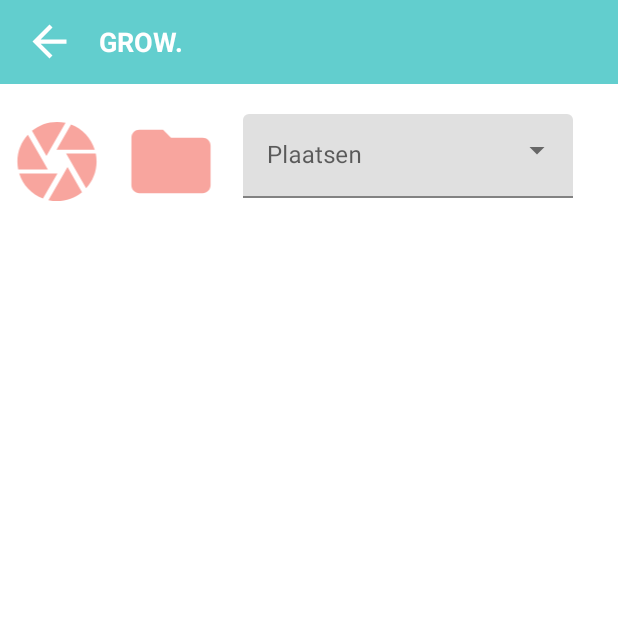
After one commit to HoGent-Projecten3/projecten3-2021-android-f4_1, an Android app: the fragment addPhotoFragment shown on its own in the app's theme, on a phone screen of 412 x 824 dp, the top half of it. The commit adds this screen. Run offline under Robolectric (Android 15) with nearby library versions, the phone set to English and light mode, and no system bars; our stand-ins replace data binding.

Commit message:
rebase sprint4

```diff
--- /dev/null
+++ b/app/src/main/java/com/example/faithandroid/addPhotoFragment.kt
@@ -0,0 +1,31 @@
+package com.example.faithandroid
+
+import android.os.Bundle
+import android.view.LayoutInflater
+import android.view.View
+import android.view.ViewGroup
+import androidx.databinding.DataBindingUtil
+import androidx.fragment.app.Fragment
+import com.example.faithandroid.databinding.AddPhotoBinding
+import com.example.faithandroid.databinding.BulletinboardBinding
+import com.example.faithandroid.databinding.CinemaBinding
+
+class addPhotoFragment: Fragment() {
+
+    override fun onCreate(savedInstanceState: Bundle?) {
+        super.onCreate(savedInstanceState)
+    }
+
+    override fun onCreateView(
+        inflater: LayoutInflater, container: ViewGroup?,
+        savedInstanceState: Bundle?
+    ): View? {
+        val binding = DataBindingUtil.inflate<AddPhotoBinding>(
+            inflater,
+            R.layout.add_photo,
+            container,
+            false
+        );
+        return binding.root
+    }
+}
--- /dev/null
+++ b/app/src/main/res/drawable/ic_camera.xml
@@ -0,0 +1,5 @@
+<vector android:height="24dp" android:tint="#F8A59E"
+    android:viewportHeight="24" android:viewportWidth="24"
+    android:width="24dp" xmlns:android="http://schemas.android.com/apk/res/android">
+    <path android:fillColor="@android:color/white" android:pathData="M9.4,10.5l4.77,-8.26C13.47,2.09 12.75,2 12,2c-2.4,0 -4.6,0.85 -6.32,2.25l3.66,6.35 0.06,-0.1zM21.54,9c-0.92,-2.92 -3.15,-5.26 -6,-6.34L11.88,9h9.66zM21.8,10h-7.49l0.29,0.5 4.76,8.25C21,16.97 22,14.61 22,12c0,-0.69 -0.07,-1.35 -0.2,-2zM8.54,12l-3.9,-6.75C3.01,7.03 2,9.39 2,12c0,0.69 0.07,1.35 0.2,2h7.49l-1.15,-2zM2.46,15c0.92,2.92 3.15,5.26 6,6.34L12.12,15L2.46,15zM13.73,15l-3.9,6.76c0.7,0.15 1.42,0.24 2.17,0.24 2.4,0 4.6,-0.85 6.32,-2.25l-3.66,-6.35 -0.93,1.6z"/>
+</vector>
--- /dev/null
+++ b/app/src/main/res/drawable/ic_folder.xml
@@ -0,0 +1,5 @@
+<vector android:height="24dp" android:tint="#F8A59E"
+    android:viewportHeight="24" android:viewportWidth="24"
+    android:width="24dp" xmlns:android="http://schemas.android.com/apk/res/android">
+    <path android:fillColor="@android:color/white" android:pathData="M10,4H4c-1.1,0 -1.99,0.9 -1.99,2L2,18c0,1.1 0.9,2 2,2h16c1.1,0 2,-0.9 2,-2V8c0,-1.1 -0.9,-2 -2,-2h-8l-2,-2z"/>
+</vector>
--- /dev/null
+++ b/app/src/main/res/layout/add_photo.xml
@@ -0,0 +1,74 @@
+<?xml version="1.0" encoding="utf-8"?>
+<layout xmlns:android="http://schemas.android.com/apk/res/android"
+    xmlns:app="http://schemas.android.com/apk/res-auto"
+    xmlns:tools="http://schemas.android.com/tools">
+
+        <FrameLayout
+            android:layout_width="match_parent"
+            android:layout_height="match_parent"
+            android:orientation="horizontal">
+
+        <include
+            layout="@layout/app_bar_back"
+            android:layout_width="match_parent"
+            android:layout_height="match_parent" />
+
+            <FrameLayout
+            android:layout_width="match_parent"
+            android:layout_height="match_parent"
+            android:paddingTop="20dp"
+            android:orientation="vertical"
+            android:layout_marginTop="?attr/actionBarSize">
+
+
+                <LinearLayout
+                    android:layout_width="match_parent"
+                    android:layout_height="match_parent"
+                    android:orientation="vertical">
+
+                    <LinearLayout
+                    android:layout_width="match_parent"
+                    android:layout_height="80dp"
+                    android:orientation="horizontal">
+
+                    <ImageView
+                        android:id="@+id/iconPhoto"
+                        android:layout_width="76dp"
+                        android:layout_height="63dp"
+                        android:contentDescription="@string/camera"
+                        app:srcCompat="@drawable/ic_camera" />
+
+                    <ImageView
+                        android:id="@+id/IconFolder"
+                        android:layout_width="76dp"
+                        android:layout_height="63dp"
+                        android:contentDescription="@string/camerafolder"
+                        app:srcCompat="@drawable/ic_folder" />
+
+
+                    <com.google.android.material.textfield.TextInputLayout
+                        style="@style/Widget.MaterialComponents.TextInputLayout.FilledBox.ExposedDropdownMenu"
+                        android:layout_width="wrap_content"
+                        android:layout_height="wrap_content"
+                        android:hint="@string/plaatsen"
+                        android:layout_marginLeft="10dp">
+
+                        <AutoCompleteTextView
+                            android:id="@+id/dropdownPlaatsen"
+                            android:layout_width="220dp"
+                            android:layout_height="wrap_content"
+                            android:textColorHint="#FFFFFF" />
+
+
+                    </com.google.android.material.textfield.TextInputLayout>
+                </LinearLayout>
+
+                    <GridView
+                        android:layout_width="match_parent"
+                        android:layout_height="match_parent" />
+
+                </LinearLayout>
+            </FrameLayout>
+
+        </FrameLayout>
+</layout>
--- a/app/src/main/res/values/strings.xml
+++ b/app/src/main/res/values/strings.xml
@@ -74,10 +74,9 @@
     <string name="nieuw_wachtwoord_confirmeren">Nieuw wachtwoord confirmeren</string>
     <string name="nieuw_wachtwoord">Nieuw wachtwoord</string>
     <string name="oud_wachtwoord">Oud wachtwoord</string>
-
-        <string name="hint_text">Opgeslagen plaatsen</string>
-
-
-
+    <string name="hint_text">Opgeslagen plaatsen</string>
+    <string name="camera">Camera</string>
+    <string name="camerafolder">Camerafolder</string>
+    <string name="plaatsen">Plaatsen</string>
 
 </resources>
```
